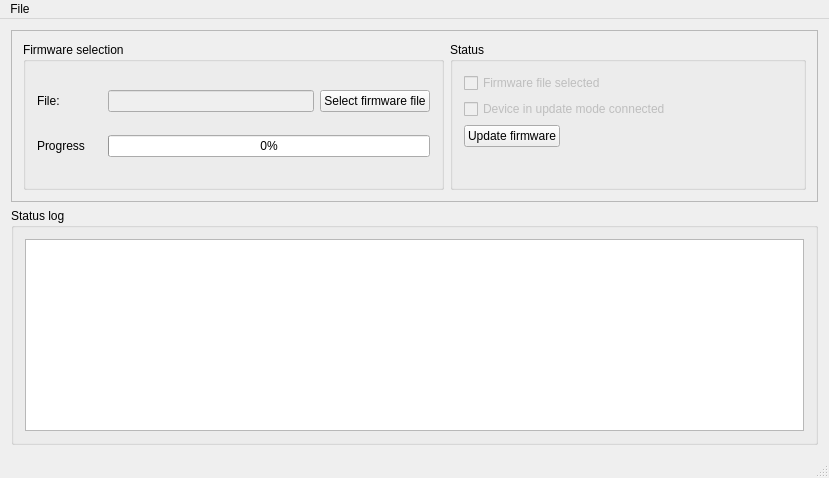
Old version of the form mainwindow.ui in the repository Nitrokey/nitrokey-update-tool.
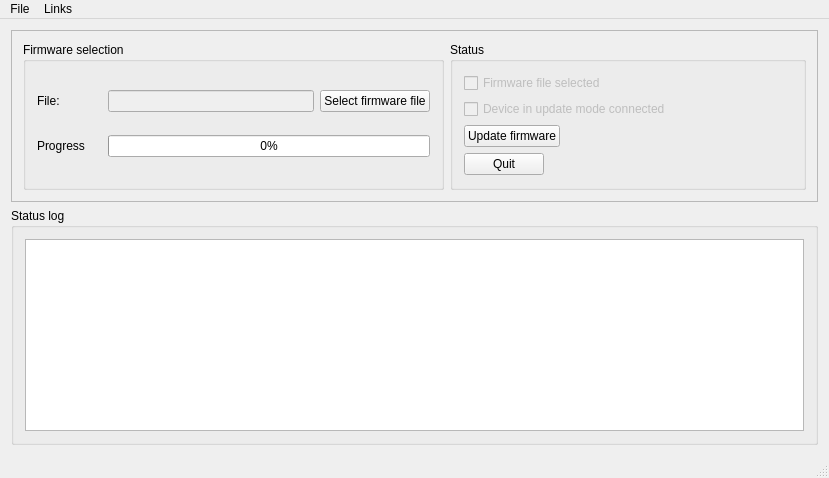
New version of the form.

Commit message: Add "Links" menu for quick access to the releases. Inform users about the need of enabling firmware update. Add Quit button.

```diff
--- a/mainwindow.ui
+++ b/mainwindow.ui
@@ -75,6 +75,13 @@
             </property>
            </widget>
           </item>
+          <item row="3" column="0">
+           <widget class="QPushButton" name="btn_quit">
+            <property name="text">
+             <string>Quit</string>
+            </property>
+           </widget>
+          </item>
          </layout>
         </widget>
        </item>
@@ -167,7 +174,7 @@
      <x>0</x>
      <y>0</y>
      <width>829</width>
-     <height>20</height>
+     <height>19</height>
     </rect>
    </property>
    <widget class="QMenu" name="menuFile">
@@ -177,7 +184,18 @@
     <addaction name="actionAbout"/>
     <addaction name="actionQuit"/>
    </widget>
+   <widget class="QMenu" name="menuLinks">
+    <property name="title">
+     <string>Links</string>
+    </property>
+    <addaction name="actionNitrokey_App"/>
+    <addaction name="actionNitrokey_Storage_firmware"/>
+    <addaction name="actionNitrokey_Update_Tool"/>
+    <addaction name="actionNitrokey_com"/>
+    <addaction name="actionNitrokey_Support_Forum"/>
+   </widget>
    <addaction name="menuFile"/>
+   <addaction name="menuLinks"/>
   </widget>
   <widget class="QStatusBar" name="statusBar"/>
   <action name="actionQuit">
```
Left out of the diff: 25 changed lines with no effect on the pictures. The commit also changes 2 other files.
